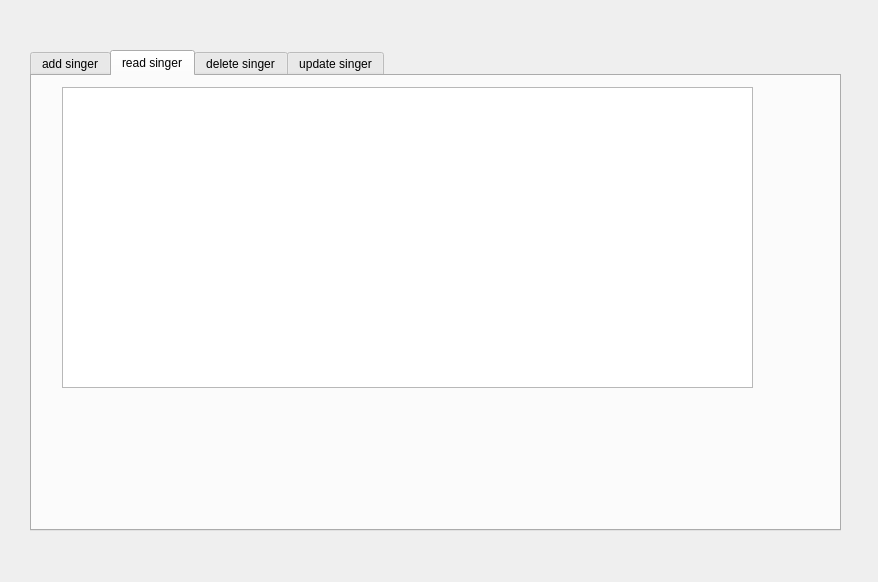
First picture: the form in zingeeer.ui, repository melek007/smart_wedding_2a09, before the edit.
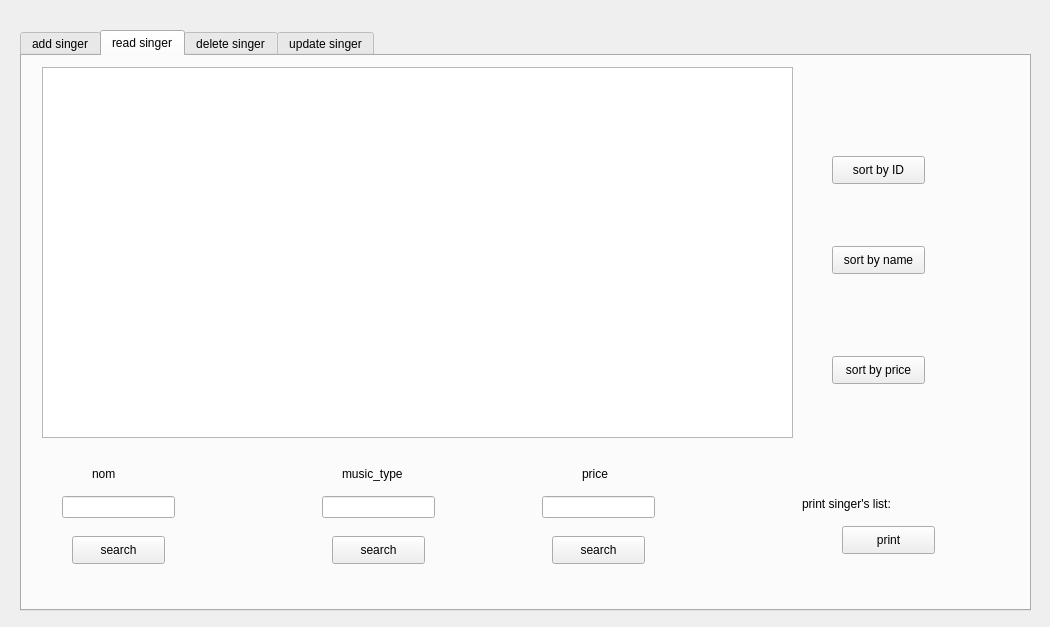
Second picture: the form after the edit. The open tabs and pages were chosen to show the change.

```diff
--- a/zingeeer.ui
+++ b/zingeeer.ui
@@ -6,8 +6,8 @@
    <rect>
     <x>0</x>
     <y>0</y>
-    <width>878</width>
-    <height>582</height>
+    <width>1050</width>
+    <height>627</height>
    </rect>
   </property>
   <property name="windowTitle">
@@ -16,10 +16,10 @@
   <widget class="QTabWidget" name="managesinger">
    <property name="geometry">
     <rect>
-     <x>30</x>
-     <y>50</y>
-     <width>811</width>
-     <height>481</height>
+     <x>20</x>
+     <y>30</y>
+     <width>1011</width>
+     <height>581</height>
     </rect>
    </property>
    <property name="currentIndex">
@@ -155,13 +155,186 @@
     <widget class="QTableView" name="table_chant">
      <property name="geometry">
       <rect>
-       <x>30</x>
+       <x>20</x>
        <y>11</y>
-       <width>691</width>
-       <height>301</height>
+       <width>751</width>
+       <height>371</height>
       </rect>
      </property>
     </widget>
+    <widget class="QPushButton" name="pushButton_5">
+     <property name="geometry">
+      <rect>
+       <x>810</x>
+       <y>100</y>
+       <width>93</width>
+       <height>28</height>
+      </rect>
+     </property>
+     <property name="text">
+      <string>sort by ID</string>
+     </property>
+    </widget>
+    <widget class="QPushButton" name="pushButton_6">
+     <property name="geometry">
+      <rect>
+       <x>810</x>
+       <y>190</y>
+       <width>93</width>
+       <height>28</height>
+      </rect>
+     </property>
+     <property name="text">
+      <string>sort by name</string>
+     </property>
+    </widget>
+    <widget class="QPushButton" name="pushButton_7">
+     <property name="geometry">
+      <rect>
+       <x>810</x>
+       <y>300</y>
+       <width>93</width>
+       <height>28</height>
+      </rect>
+     </property>
+     <property name="text">
+      <string>sort by price</string>
+     </property>
+    </widget>
+    <widget class="QPushButton" name="pushButton_8">
+     <property name="geometry">
+      <rect>
+       <x>50</x>
+       <y>480</y>
+       <width>93</width>
+       <height>28</height>
+      </rect>
+     </property>
+     <property name="text">
+      <string>search</string>
+     </property>
+    </widget>
+    <widget class="QPushButton" name="pushButton_9">
+     <property name="geometry">
+      <rect>
+       <x>310</x>
+       <y>480</y>
+       <width>93</width>
+       <height>28</height>
+      </rect>
+     </property>
+     <property name="text">
+      <string>search</string>
+     </property>
+    </widget>
+    <widget class="QPushButton" name="pushButton_10">
+     <property name="geometry">
+      <rect>
+       <x>530</x>
+       <y>480</y>
+       <width>93</width>
+       <height>28</height>
+      </rect>
+     </property>
+     <property name="text">
+      <string>search</string>
+     </property>
+    </widget>
+    <widget class="QLineEdit" name="lineEdit_searchname">
+     <property name="geometry">
+      <rect>
+       <x>40</x>
+       <y>440</y>
+       <width>113</width>
+       <height>22</height>
+      </rect>
+     </property>
+    </widget>
+    <widget class="QLineEdit" name="lineEdit_searchmusic">
+     <property name="geometry">
+      <rect>
+       <x>300</x>
+       <y>440</y>
+       <width>113</width>
+       <height>22</height>
+      </rect>
+     </property>
+    </widget>
+    <widget class="QLineEdit" name="lineEdit_searchprice">
+     <property name="geometry">
+      <rect>
+       <x>520</x>
+       <y>440</y>
+       <width>113</width>
+       <height>22</height>
+      </rect>
+     </property>
+    </widget>
+    <widget class="QLabel" name="label_12">
+     <property name="geometry">
+      <rect>
+       <x>70</x>
+       <y>410</y>
+       <width>56</width>
+       <height>16</height>
+      </rect>
+     </property>
+     <property name="text">
+      <string>nom</string>
+     </property>
+    </widget>
+    <widget class="QLabel" name="label_13">
+     <property name="geometry">
+      <rect>
+       <x>320</x>
+       <y>410</y>
+       <width>71</width>
+       <height>16</height>
+      </rect>
+     </property>
+     <property name="text">
+      <string>music_type</string>
+     </property>
+    </widget>
+    <widget class="QLabel" name="label_14">
+     <property name="geometry">
+      <rect>
+       <x>560</x>
+       <y>410</y>
+       <width>56</width>
+       <height>16</height>
+      </rect>
+     </property>
+     <property name="text">
+      <string>price</string>
+     </property>
+    </widget>
+    <widget class="QPushButton" name="pushButton_11">
+     <property name="geometry">
+      <rect>
+       <x>820</x>
+       <y>470</y>
+       <width>93</width>
+       <height>28</height>
+      </rect>
+     </property>
+     <property name="text">
+      <string>print</string>
+     </property>
+    </widget>
+    <widget class="QLabel" name="label_15">
+     <property name="geometry">
+      <rect>
+       <x>780</x>
+       <y>440</y>
+       <width>141</width>
+       <height>16</height>
+      </rect>
+     </property>
+     <property name="text">
+      <string>print singer's list:</string>
+     </property>
+    </widget>
    </widget>
    <widget class="QWidget" name="tab_3">
     <attribute name="title">
```
Left out of the diff: 97 changed lines with no effect on the pictures.
